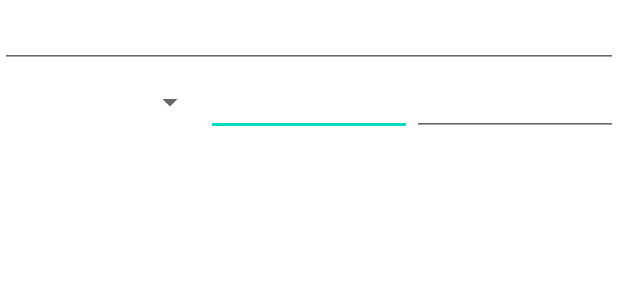
After one commit to pawelstrzelczyk/FullSteam, an Android app: the layout fragment_add_trip_form.xml on its own in the app's theme, with its tools: preview values and no code run, on a phone screen of 412 x 824 dp. The commit adds this screen. Shown: the top 300 px of the screen. Run offline under Robolectric (Android 15) with nearby library versions, the phone set to English and light mode, and no system bars.

Commit message:
add form

```diff
--- /dev/null
+++ b/app/src/main/java/com/example/fullsteam/koleo/brands/BrandsResponse.kt
@@ -0,0 +1,6 @@
+package com.example.fullsteam.koleo.brands
+
+class BrandsResponse {
+    val brands: ArrayList<Brand> = arrayListOf()
+
+}
--- /dev/null
+++ b/app/src/main/java/com/example/fullsteam/models/Carrier.kt
@@ -0,0 +1,4 @@
+package com.example.fullsteam.models
+
+enum class Carrier {
+}
--- /dev/null
+++ b/app/src/main/java/com/example/fullsteam/models/TrainBrand.kt
@@ -0,0 +1,5 @@
+package com.example.fullsteam.models
+
+enum class TrainBrand {
+
+}
--- a/app/src/main/java/com/example/fullsteam/portalpasazera/PPAdapter.kt
+++ b/app/src/main/java/com/example/fullsteam/portalpasazera/PPAdapter.kt
@@ -9,7 +9,7 @@
 //import android.widget.Filterable
 //import android.widget.TextView
 //import com.example.fullsteam.R
-//import com.example.fullsteam.Station
+//import com.example.fullsteam.portalpasazera.Station
 //
 //class PPAdapter : BaseAdapter(), Filterable {
 //    private final val maxResults = 6
--- a/app/src/main/java/com/example/fullsteam/Station.kt
+++ b/app/src/main/java/com/example/fullsteam/portalpasazera/Station.kt
@@ -1,4 +1,4 @@
-package com.example.fullsteam
+package com.example.fullsteam.portalpasazera
 
 class Station {
     var Nazwa: String = ""
--- /dev/null
+++ b/app/src/main/res/layout/fragment_add_trip_form.xml
@@ -0,0 +1,56 @@
+<?xml version="1.0" encoding="utf-8"?>
+<FrameLayout xmlns:android="http://schemas.android.com/apk/res/android"
+    xmlns:tools="http://schemas.android.com/tools"
+    android:layout_width="match_parent"
+    android:layout_height="match_parent"
+    tools:context=".fragments.AddTripFormFragment">
+
+    <LinearLayout
+        android:layout_width="match_parent"
+        android:layout_height="match_parent"
+        android:orientation="vertical">
+
+        <EditText
+            android:id="@+id/trip_date_edit_text"
+            android:layout_width="match_parent"
+            android:layout_height="wrap_content"
+            android:autofillHints="Enter trip date"
+            android:focusableInTouchMode="false" />
+
+        <LinearLayout
+            android:layout_width="match_parent"
+            android:layout_height="wrap_content"
+            android:orientation="horizontal">
+
+            <Spinner
+                android:id="@+id/train_brand_spinner"
+                android:layout_width="match_parent"
+                android:layout_height="wrap_content"
+                android:layout_gravity="center"
+                android:layout_weight="1"
+                android:gravity="center"
+                android:tooltipText="train brand" />
+
+            <EditText
+                android:id="@+id/train_number_edit_text"
+                android:layout_width="match_parent"
+                android:layout_height="wrap_content"
+                android:layout_gravity="center"
+                android:layout_weight="1"
+                android:gravity="center"
+                android:inputType="number"
+                android:tooltipText="train number" />
+
+            <EditText
+                android:id="@+id/train_name_edit_text"
+                android:layout_width="match_parent"
+                android:layout_height="wrap_content"
+                android:layout_gravity="center"
+                android:layout_weight="1"
+                android:gravity="center"
+                android:tooltipText="train name" />
+        </LinearLayout>
+
+    </LinearLayout>
+
+</FrameLayout>
--- a/app/src/main/res/values/strings.xml
+++ b/app/src/main/res/values/strings.xml
@@ -1,3 +1,5 @@
 <resources>
     <string name="app_name">Full Steam</string>
+    <!-- TODO: Remove or change this placeholder text -->
+    <string name="hello_blank_fragment">Hello blank fragment</string>
 </resources>
```
Also changed, not shown: app/src/main/java/com/example/fullsteam/MainActivity.kt (+129 -121 lines), app/src/main/java/com/example/fullsteam/components/BrandSpinnerAdapter.kt (added, +50 -0 lines), app/src/main/java/com/example/fullsteam/fragments/AddTripFormFragment.kt (added, +86 -0 lines), app/src/main/java/com/example/fullsteam/koleo/KoleoClient.kt (added, +41 -0 lines), app/src/main/java/com/example/fullsteam/koleo/brands/Brand.kt (added, +10 -0 lines), app/src/main/java/com/example/fullsteam/models/Trip.kt (added, +22 -0 lines), app/src/main/java/com/example/fullsteam/portalpasazera/PPClient.kt (+5 -6 lines), app/src/main/res/layout/activity_main.xml (+38 -33 lines), app/src/main/res/layout/brand_spinner_item.xml (added, +13 -0 lines).
